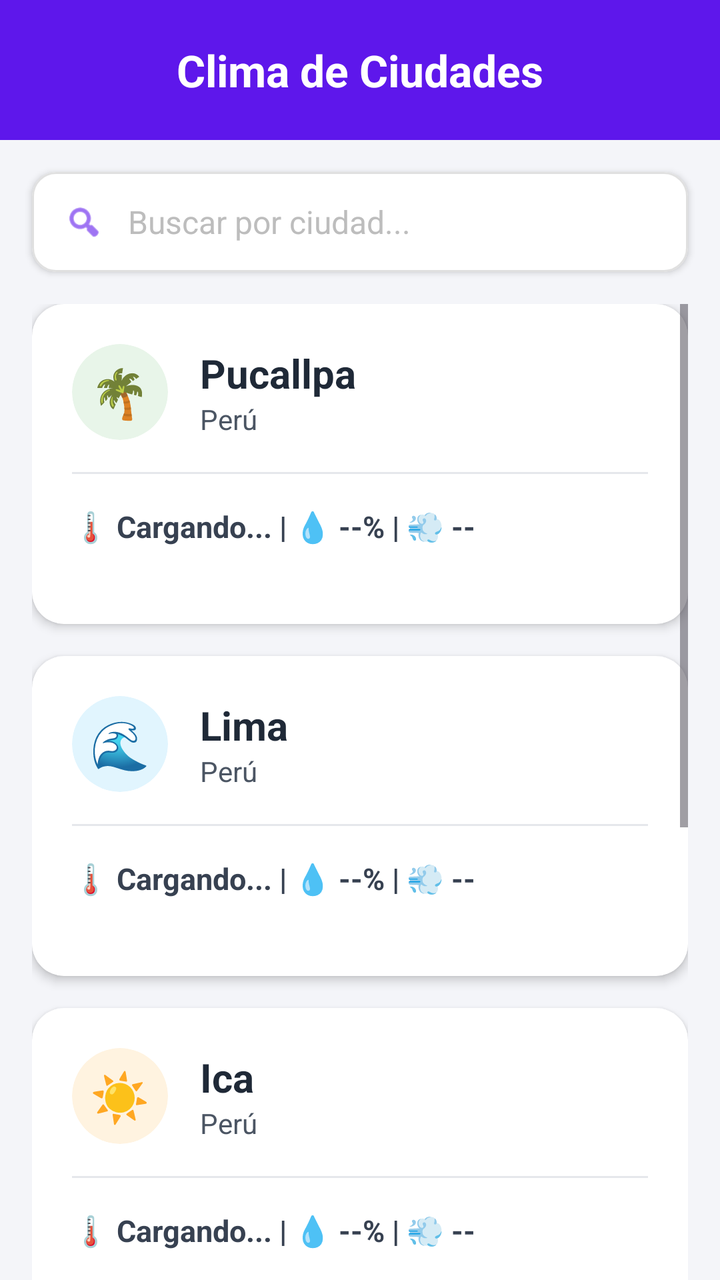
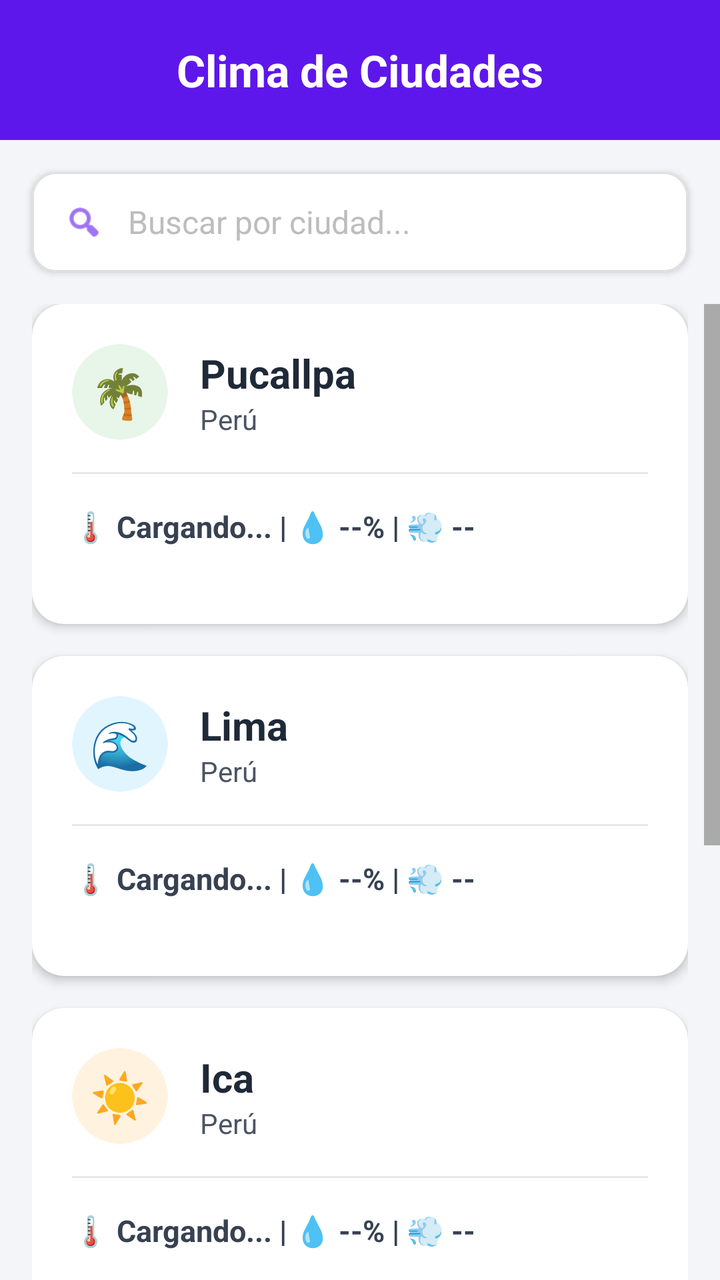

Two renders of the same Android screen: before a commit and after it. Below are the layout's source before the change and the commit's diff.
<!-- AndroidManifest.xml: application theme Theme.Mi_clima -->
<!-- res/layout/activity_main.xml -->
<?xml version="1.0" encoding="utf-8"?>
<LinearLayout xmlns:android="http://schemas.android.com/apk/res/android"
    xmlns:app="http://schemas.android.com/apk/res-auto"
    android:layout_width="match_parent"
    android:layout_height="match_parent"
    android:orientation="vertical"
    android:background="#F4F5F9">

    
    <LinearLayout
        android:layout_width="match_parent"
        android:layout_height="70dp"
        android:background="#5E17EB"
        android:gravity="center"
        android:orientation="horizontal">
        <TextView
            android:layout_width="wrap_content"
            android:layout_height="wrap_content"
            android:text="Clima de Ciudades"
            android:textColor="#FFFFFF"
            android:textSize="22sp"
            android:textStyle="bold" />
    </LinearLayout>

    
    <com.google.android.material.card.MaterialCardView
        android:layout_width="match_parent"
        android:layout_height="50dp"
        android:layout_margin="16dp"
        app:cardBackgroundColor="#FFFFFF"
        app:cardCornerRadius="12dp"
        app:cardElevation="2dp"
        app:strokeWidth="1dp"
        app:strokeColor="#E0E0E0">
        <LinearLayout
            android:layout_width="match_parent"
            android:layout_height="match_parent"
            android:orientation="horizontal"
            android:paddingHorizontal="16dp"
            android:gravity="center_vertical">
            <ImageView
                android:layout_width="20dp"
                android:layout_height="20dp"
                android:src="@android:drawable/ic_menu_search"
                app:tint="#5E17EB"/>
            <EditText
                android:id="@+id/etBuscar"
                android:layout_width="match_parent"
                android:layout_height="match_parent"
                android:layout_marginStart="12dp"
                android:background="@null"
                android:hint="Buscar por ciudad..."
                android:textColorHint="#BDBDBD"
                android:textColor="#1F2937"
                android:textSize="16sp"
                android:inputType="text"
                android:imeOptions="actionSearch"
                android:maxLines="1" />
        </LinearLayout>
    </com.google.android.material.card.MaterialCardView>

    
    <ScrollView
        android:layout_width="match_parent"
        android:layout_height="match_parent"
        android:clipToPadding="false"
        android:paddingHorizontal="16dp"
        android:paddingBottom="16dp">

        <LinearLayout
            android:id="@+id/listaCiudades"
            android:layout_width="match_parent"
            android:layout_height="wrap_content"
            android:orientation="vertical">

            
            <com.google.android.material.card.MaterialCardView
                android:id="@+id/cardBusqueda"
                android:layout_width="match_parent"
                android:layout_height="wrap_content"
                android:layout_marginBottom="16dp"
                android:visibility="gone"
                app:cardBackgroundColor="#FFFFFF"
                app:cardCornerRadius="16dp"
                app:cardElevation="3dp"
                app:strokeWidth="2dp"
                app:strokeColor="#5E17EB">

                <LinearLayout
                    android:layout_width="match_parent"
                    android:layout_height="wrap_content"
                    android:orientation="vertical"
                    android:padding="20dp"
                    android:minHeight="160dp">

                    <LinearLayout
                        android:layout_width="match_parent"
                        android:layout_height="wrap_content"
                        android:orientation="horizontal"
                        android:gravity="center_vertical">

                        <com.google.android.material.card.MaterialCardView
                            android:layout_width="48dp"
                            android:layout_height="48dp"
                            app:cardBackgroundColor="#EDE7F6"
                            app:cardCornerRadius="24dp"
                            app:cardElevation="0dp"
                            app:strokeWidth="0dp">
                            <TextView
                                android:layout_width="match_parent"
                                android:layout_height="match_parent"
                                android:gravity="center"
                                android:text="🔍"
                                android:textSize="24sp" />
                        </com.google.android.material.card.MaterialCardView>

                        <LinearLayout
                            android:layout_width="match_parent"
                            android:layout_height="wrap_content"
                            android:orientation="vertical"
                            android:layout_marginStart="16dp">
                            <TextView
                                android:id="@+id/tvNombreBusqueda"
                                android:layout_width="wrap_content"
                                android:layout_height="wrap_content"
                                android:text="Ciudad"
                                android:textColor="#1F2937"
                                android:textSize="20sp"
                                android:textStyle="bold" />
                            <TextView
                                android:id="@+id/tvPaisBusqueda"
                                android:layout_width="wrap_content"
                                android:layout_height="wrap_content"
                                android:text="—"
                                android:textColor="#4B5563"
                                android:textSize="14sp" />
                        </LinearLayout>
                    </LinearLayout>

                    <View
                        android:layout_width="match_parent"
                        android:layout_height="1dp"
                        android:background="#E5E7EB"
                        android:layout_marginTop="16dp"
                        android:layout_marginBottom="16dp"/>

                    <TextView
                        android:id="@+id/tvTempBusqueda"
                        android:layout_width="match_parent"
                        android:layout_height="wrap_content"
                        android:text="🔎 Buscando..."
                        android:textColor="#374151"
                        android:textSize="15sp"
                        android:textAlignment="center"
                        android:textStyle="bold"
                        android:singleLine="true"
                        android:ellipsize="end" />
                </LinearLayout>
            </com.google.android.material.card.MaterialCardView>

            
            <com.google.android.material.card.MaterialCardView
                android:id="@+id/cardPucallpa"
                android:layout_width="match_parent"
                android:layout_height="wrap_content"
                android:layout_marginBottom="16dp"
                app:cardBackgroundColor="#FFFFFF"
                app:cardCornerRadius="16dp"
                app:cardElevation="3dp"
                app:strokeWidth="0dp">

                <LinearLayout
                    android:layout_width="match_parent"
                    android:layout_height="wrap_content"
                    android:orientation="vertical"
                    android:padding="20dp"
                    android:minHeight="160dp">

                    <LinearLayout
                        android:layout_width="match_parent"
                        android:layout_height="wrap_content"
                        android:orientation="horizontal"
                        android:gravity="center_vertical">

                        <com.google.android.material.card.MaterialCardView
                            android:layout_width="48dp"
                            android:layout_height="48dp"
                            app:cardBackgroundColor="#E8F5E9"
                            app:cardCornerRadius="24dp"
                            app:cardElevation="0dp"
                            app:strokeWidth="0dp">
                            <TextView
                                android:layout_width="match_parent"
                                android:layout_height="match_parent"
                                android:gravity="center"
                                android:text="🌴"
                                android:textSize="24sp" />
                        </com.google.android.material.card.MaterialCardView>

                        <LinearLayout
                            android:layout_width="match_parent"
                            android:layout_height="wrap_content"
                            android:orientation="vertical"
                            android:layout_marginStart="16dp">
                            <TextView
                                android:layout_width="wrap_content"
                                android:layout_height="wrap_content"
                                android:text="Pucallpa"
                                android:textColor="#1F2937"
                                android:textSize="20sp"
                                android:textStyle="bold" />
                            <TextView
                                android:layout_width="wrap_content"
                                android:layout_height="wrap_content"
                                android:text="Perú"
                                android:textColor="#4B5563"
                                android:textSize="14sp" />
                        </LinearLayout>
                    </LinearLayout>

                    <View
                        android:layout_width="match_parent"
                        android:layout_height="1dp"
                        android:background="#E5E7EB"
                        android:layout_marginTop="16dp"
                        android:layout_marginBottom="16dp"/>

                    <TextView
                        android:id="@+id/tvTempPucallpa"
                        android:layout_width="match_parent"
                        android:layout_height="wrap_content"
                        android:text="🌡️ Cargando... | 💧 --% | 💨 --"
                        android:textColor="#374151"
                        android:textSize="15sp"
                        android:textAlignment="center"
                        android:textStyle="bold"
                        android:singleLine="true"
                        android:ellipsize="end" />
                </LinearLayout>
            </com.google.android.material.card.MaterialCardView>

            
            <com.google.android.material.card.MaterialCardView
                android:id="@+id/cardLima"
                android:layout_width="match_parent"
                android:layout_height="wrap_content"
                android:layout_marginBottom="16dp"
                app:cardBackgroundColor="#FFFFFF"
                app:cardCornerRadius="16dp"
                app:cardElevation="3dp"
                app:strokeWidth="0dp">

                <LinearLayout
                    android:layout_width="match_parent"
                    android:layout_height="wrap_content"
                    android:orientation="vertical"
                    android:padding="20dp"
                    android:minHeight="160dp">

                    <LinearLayout
                        android:layout_width="match_parent"
                        android:layout_height="wrap_content"
                        android:orientation="horizontal"
                        android:gravity="center_vertical">

                        <com.google.android.material.card.MaterialCardView
                            android:layout_width="48dp"
                            android:layout_height="48dp"
                            app:cardBackgroundColor="#E1F5FE"
                            app:cardCornerRadius="24dp"
                            app:cardElevation="0dp"
                            app:strokeWidth="0dp">
                            <TextView
                                android:layout_width="match_parent"
                                android:layout_height="match_parent"
                                android:gravity="center"
                                android:text="🌊"
                                android:textSize="24sp" />
                        </com.google.android.material.card.MaterialCardView>

                        <LinearLayout
                            android:layout_width="match_parent"
                            android:layout_height="wrap_content"
                            android:orientation="vertical"
                            android:layout_marginStart="16dp">
                            <TextView
                                android:layout_width="wrap_content"
                                android:layout_height="wrap_content"
                                android:text="Lima"
                                android:textColor="#1F2937"
                                android:textSize="20sp"
                                android:textStyle="bold" />
                            <TextView
                                android:layout_width="wrap_content"
                                android:layout_height="wrap_content"
                                android:text="Perú"
                                android:textColor="#4B5563"
                                android:textSize="14sp" />
                        </LinearLayout>
                    </LinearLayout>

                    <View
                        android:layout_width="match_parent"
                        android:layout_height="1dp"
                        android:background="#E5E7EB"
                        android:layout_marginTop="16dp"
                        android:layout_marginBottom="16dp"/>

                    <TextView
                        android:id="@+id/tvTempLima"
                        android:layout_width="match_parent"
                        android:layout_height="wrap_content"
                        android:text="🌡️ Cargando... | 💧 --% | 💨 --"
                        android:textColor="#374151"
                        android:textSize="15sp"
                        android:textAlignment="center"
                        android:textStyle="bold"
                        android:singleLine="true"
                        android:ellipsize="end" />
                </LinearLayout>
            </com.google.android.material.card.MaterialCardView>

            
            <com.google.android.material.card.MaterialCardView
                android:id="@+id/cardIca"
                android:layout_width="match_parent"
                android:layout_height="wrap_content"
                android:layout_marginBottom="16dp"
                app:cardBackgroundColor="#FFFFFF"
                app:cardCornerRadius="16dp"
                app:cardElevation="3dp"
                app:strokeWidth="0dp">

                <LinearLayout
                    android:layout_width="match_parent"
                    android:layout_height="wrap_content"
                    android:orientation="vertical"
                    android:padding="20dp"
                    android:minHeight="160dp">

                    <LinearLayout
                        android:layout_width="match_parent"
                        android:layout_height="wrap_content"
                        android:orientation="horizontal"
                        android:gravity="center_vertical">

                        <com.google.android.material.card.MaterialCardView
                            android:layout_width="48dp"
                            android:layout_height="48dp"
                            app:cardBackgroundColor="#FFF3E0"
                            app:cardCornerRadius="24dp"
                            app:cardElevation="0dp"
                            app:strokeWidth="0dp">
                            <TextView
                                android:layout_width="match_parent"
                                android:layout_height="match_parent"
                                android:gravity="center"
                                android:text="☀️"
                                android:textSize="24sp" />
                        </com.google.android.material.card.MaterialCardView>

                        <LinearLayout
                            android:layout_width="match_parent"
                            android:layout_height="wrap_content"
                            android:orientation="vertical"
                            android:layout_marginStart="16dp">
                            <TextView
                                android:layout_width="wrap_content"
                                android:layout_height="wrap_content"
                                android:text="Ica"
                                android:textColor="#1F2937"
                                android:textSize="20sp"
                                android:textStyle="bold" />
                            <TextView
                                android:layout_width="wrap_content"
                                android:layout_height="wrap_content"
                                android:text="Perú"
                                android:textColor="#4B5563"
                                android:textSize="14sp" />
                        </LinearLayout>
                    </LinearLayout>

                    <View
                        android:layout_width="match_parent"
                        android:layout_height="1dp"
                        android:background="#E5E7EB"
                        android:layout_marginTop="16dp"
                        android:layout_marginBottom="16dp"/>

                    <TextView
                        android:id="@+id/tvTempIca"
                        android:layout_width="match_parent"
                        android:layout_height="wrap_content"
                        android:text="🌡️ Cargando... | 💧 --% | 💨 --"
                        android:textColor="#374151"
                        android:textSize="15sp"
                        android:textAlignment="center"
                        android:textStyle="bold"
                        android:singleLine="true"
                        android:ellipsize="end" />
                </LinearLayout>
            </com.google.android.material.card.MaterialCardView>

            
            <com.google.android.material.card.MaterialCardView
                android:id="@+id/cardArequipa"
                android:layout_width="match_parent"
                android:layout_height="wrap_content"
                android:layout_marginBottom="16dp"
                app:cardBackgroundColor="#FFFFFF"
                app:cardCornerRadius="16dp"
                app:cardElevation="3dp"
                app:strokeWidth="0dp">

                <LinearLayout
                    android:layout_width="match_parent"
                    android:layout_height="wrap_content"
                    android:orientation="vertical"
                    android:padding="20dp"
                    android:minHeight="160dp">

                    <LinearLayout
                        android:layout_width="match_parent"
                        android:layout_height="wrap_content"
                        android:orientation="horizontal"
                        android:gravity="center_vertical">

                        <com.google.android.material.card.MaterialCardView
                            android:layout_width="48dp"
                            android:layout_height="48dp"
                            app:cardBackgroundColor="#FFEBEE"
                            app:cardCornerRadius="24dp"
                            app:cardElevation="0dp"
                            app:strokeWidth="0dp">
                            <TextView
                                android:layout_width="match_parent"
                                android:layout_height="match_parent"
                                android:gravity="center"
                                android:text="⛰️"
                                android:textSize="24sp" />
                        </com.google.android.material.card.MaterialCardView>

                        <LinearLayout
                            android:layout_width="match_parent"
                            android:layout_height="wrap_content"
                            android:orientation="vertical"
                            android:layout_marginStart="16dp">
                            <TextView
                                android:layout_width="wrap_content"
                                android:layout_height="wrap_content"
                                android:text="Arequipa"
                                android:textColor="#1F2937"
                                android:textSize="20sp"
                                android:textStyle="bold" />
                            <TextView
                                android:layout_width="wrap_content"
                                android:layout_height="wrap_content"
                                android:text="Perú"
                                android:textColor="#4B5563"
                                android:textSize="14sp" />
                        </LinearLayout>
                    </LinearLayout>

                    <View
                        android:layout_width="match_parent"
                        android:layout_height="1dp"
                        android:background="#E5E7EB"
                        android:layout_marginTop="16dp"
                        android:layout_marginBottom="16dp"/>

                    <TextView
                        android:id="@+id/tvTempArequipa"
                        android:layout_width="match_parent"
                        android:layout_height="wrap_content"
                        android:text="🌡️ Cargando... | 💧 --% | 💨 --"
                        android:textColor="#374151"
                        android:textSize="15sp"
                        android:textAlignment="center"
                        android:textStyle="bold"
                        android:singleLine="true"
                        android:ellipsize="end" />
                </LinearLayout>
            </com.google.android.material.card.MaterialCardView>

            
            <com.google.android.material.card.MaterialCardView
                android:id="@+id/cardCusco"
                android:layout_width="match_parent"
                android:layout_height="wrap_content"
                android:layout_marginBottom="16dp"
                app:cardBackgroundColor="#FFFFFF"
                app:cardCornerRadius="16dp"
                app:cardElevation="3dp"
                app:strokeWidth="0dp">

                <LinearLayout
                    android:layout_width="match_parent"
                    android:layout_height="wrap_content"
                    android:orientation="vertical"
                    android:padding="20dp"
                    android:minHeight="160dp">

                    <LinearLayout
                        android:layout_width="match_parent"
                        android:layout_height="wrap_content"
                        android:orientation="horizontal"
                        android:gravity="center_vertical">

                        <com.google.android.material.card.MaterialCardView
                            android:layout_width="48dp"
                            android:layout_height="48dp"
                            app:cardBackgroundColor="#F3E5F5"
                            app:cardCornerRadius="24dp"
                            app:cardElevation="0dp"
                            app:strokeWidth="0dp">
                            <TextView
                                android:layout_width="match_parent"
                                android:layout_height="match_parent"
                                android:gravity="center"
                                android:text="🏛️"
                                android:textSize="24sp" />
                        </com.google.android.material.card.MaterialCardView>

                        <LinearLayout
                            android:layout_width="match_parent"
                            android:layout_height="wrap_content"
                            android:orientation="vertical"
                            android:layout_marginStart="16dp">
                            <TextView
                                android:layout_width="wrap_content"
                                android:layout_height="wrap_content"
                                android:text="Cusco"
                                android:textColor="#1F2937"
                                android:textSize="20sp"
                                android:textStyle="bold" />
                            <TextView
                                android:layout_width="wrap_content"
                                android:layout_height="wrap_content"
                                android:text="Perú"
                                android:textColor="#4B5563"
                                android:textSize="14sp" />
                        </LinearLayout>
                    </LinearLayout>

                    <View
                        android:layout_width="match_parent"
                        android:layout_height="1dp"
                        android:background="#E5E7EB"
                        android:layout_marginTop="16dp"
                        android:layout_marginBottom="16dp"/>

                    <TextView
                        android:id="@+id/tvTempCusco"
                        android:layout_width="match_parent"
                        android:layout_height="wrap_content"
                        android:text="🌡️ Cargando... | 💧 --% | 💨 --"
                        android:textColor="#374151"
                        android:textSize="15sp"
                        android:textAlignment="center"
                        android:textStyle="bold"
                        android:singleLine="true"
                        android:ellipsize="end" />
                </LinearLayout>
            </com.google.android.material.card.MaterialCardView>

        </LinearLayout>
    </ScrollView>
</LinearLayout>
<!-- resources referenced by this layout -->
<resources>
  <style name="Theme.Mi_clima" parent="Base.Theme.Mi_clima" />
  <style name="Base.Theme.Mi_clima" parent="Theme.Material3.DayNight.NoActionBar">
          
          
      </style>
</resources>

<!-- the commit's change to res/layout/activity_main.xml (unified diff, before → after) -->
@@ -65,7 +65,13 @@
         android:layout_height="match_parent"
         android:clipToPadding="false"
         android:paddingHorizontal="16dp"
-        android:paddingBottom="16dp">
+        android:paddingBottom="16dp"
+        android:scrollbars="vertical"
+        android:fadeScrollbars="false"
+        android:scrollbarSize="8dp"
+        android:scrollbarThumbVertical="@android:color/darker_gray"
+        android:scrollbarTrackVertical="@android:color/transparent"
+        android:scrollbarStyle="outsideOverlay">
 
         <LinearLayout
             android:id="@+id/listaCiudades"
